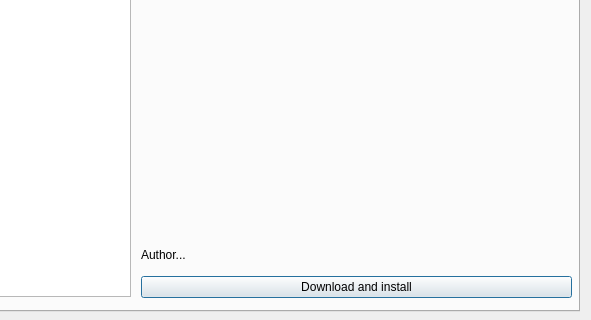
Old version of the form gui/src/SoundLibrary/SoundLibraryImportDialog_UI.ui in the repository hydrogen-music/hydrogen; both pictures show x 181 to 772 and y 179 to 499 of the 772 by 499 pixel window.
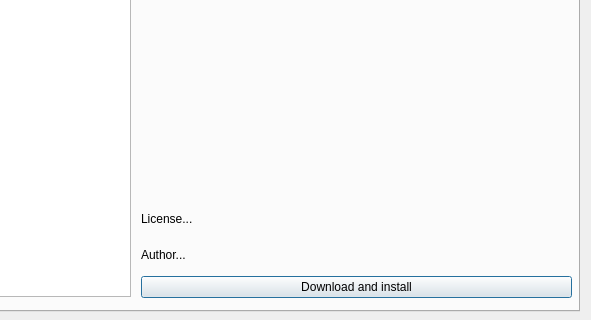
New version of the form.

Commit message: added "license"-field for soundlibraries

Diff of the .ui file:
```diff
--- a/gui/src/SoundLibrary/SoundLibraryImportDialog_UI.ui
+++ b/gui/src/SoundLibrary/SoundLibraryImportDialog_UI.ui
@@ -94,6 +94,19 @@
         </property>
        </widget>
       </item>
+      <item>
+       <widget class="QLabel" name="LicenseLbl" >
+        <property name="maximumSize" >
+         <size>
+          <width>16777215</width>
+          <height>30</height>
+         </size>
+        </property>
+        <property name="text" >
+         <string>License...</string>
+        </property>
+       </widget>
+      </item>
       <item>
        <widget class="QLabel" name="AuthorLbl" >
         <property name="maximumSize" >
```
The commit also changes 8 other files.
